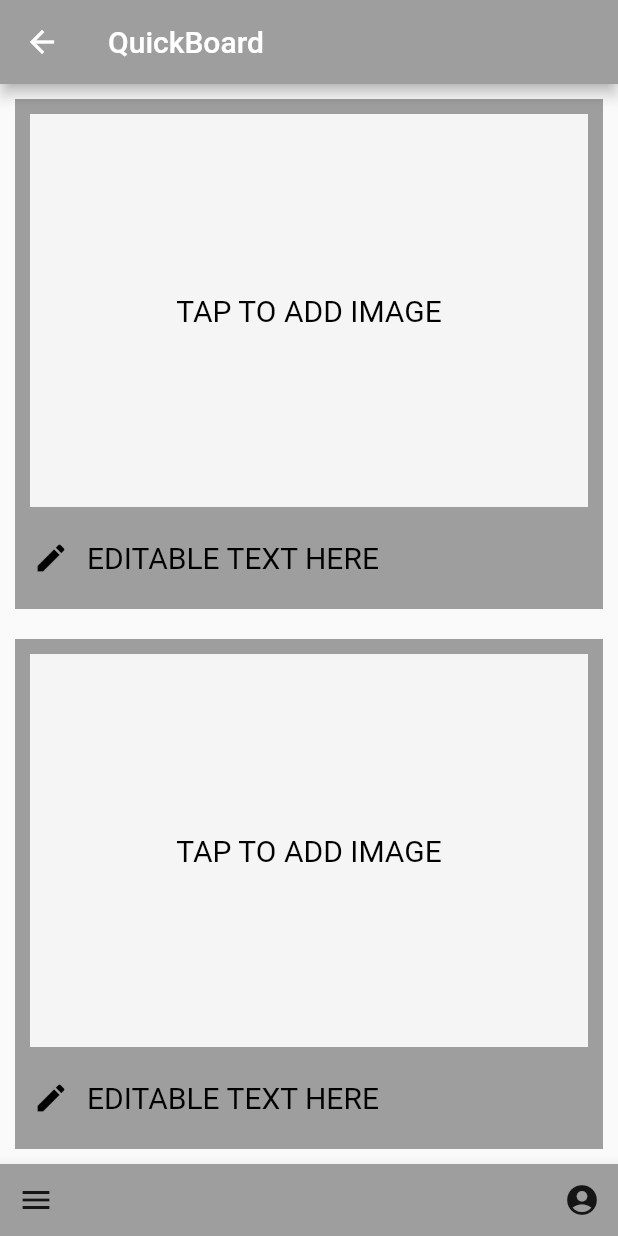
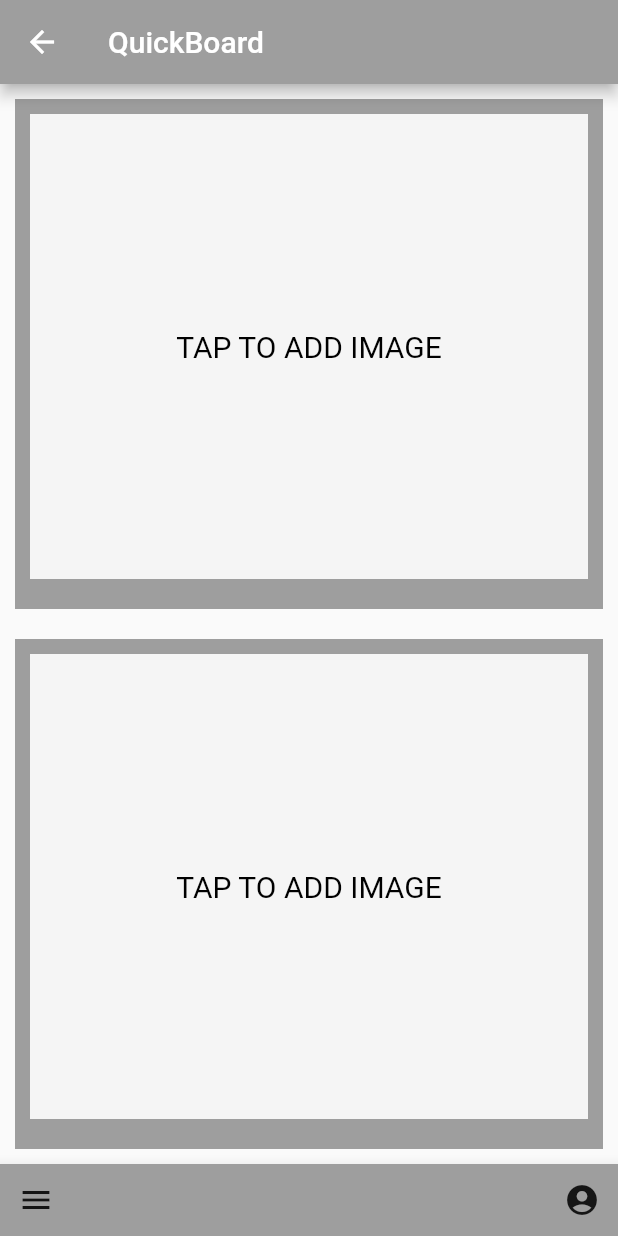
Before and after one commit to leahwho/swiftchat, a Flutter app: the QuickBoard screen opened by its route, on a phone screen of 412 x 824 dp. Run offline on Flutter 3.47's test engine with Material 2 defaults, Android fonts, the phone set to English and light mode, and no system bars.

Commit message:
clean up & adds displayToggle for text field

```diff
--- a/lib/board_button.dart
+++ b/lib/board_button.dart
@@ -1,5 +1,4 @@
 import 'package:flutter/material.dart';
-
 
 class BoardButton extends StatefulWidget {
   @override
@@ -32,14 +31,8 @@ class _BoardButtonState extends State<BoardButton> {
         onTap: () async {
           print('Button pressed!');
           var searchResults = await Navigator.pushNamed(context, '/search');
-          // use a function to pass searchResults and then update the query and imgUrl
-          // print(searchResults);
           updateCard(searchResults);
         },
-        // onPressed: () async {
-        //               var weatherData = await weather.getLocationWeather();
-        //               updateUI(weatherData);
-        //             },
         child: Container(
           width: double.infinity,
           margin: EdgeInsets.all(10.0),
@@ -67,20 +60,20 @@ class _BoardButtonState extends State<BoardButton> {
               ),
               Padding(
                 padding: const EdgeInsets.only(bottom: 10.0),
-                child: TextField(
+                child: displayToggle ? TextField(
                   decoration: InputDecoration(
                     prefixIcon: Icon(
                       Icons.edit,
                       color: Colors.black,
                     ),
                     border: InputBorder.none,
-                    hintText: userQuery ?? buttonText,
+                    hintText: userQuery,
                     hintStyle: TextStyle(
                       fontSize: 20.0,
                       color: Colors.black,
                     ),
                   ),
-                ),
+                ) : Container(),
               ),
             ],
           ),
```
